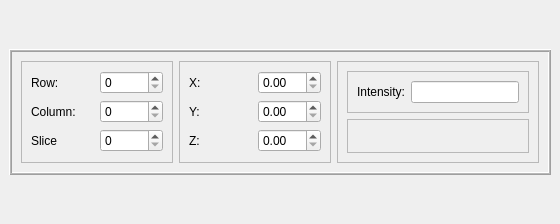
Qt form forms/voxelInformationWidget.ui (isis-group/vast) before a commit.
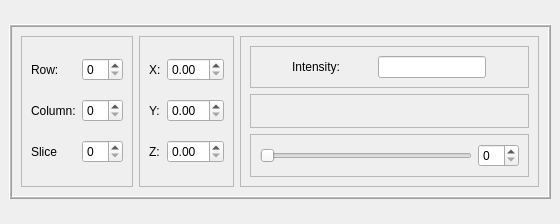
The same form after that commit.

```diff
--- a/forms/voxelInformationWidget.ui
+++ b/forms/voxelInformationWidget.ui
@@ -247,6 +247,28 @@
            </layout>
           </widget>
          </item>
+         <item>
+          <widget class="QFrame" name="timeStepFrame">
+           <property name="frameShape">
+            <enum>QFrame::StyledPanel</enum>
+           </property>
+           <property name="frameShadow">
+            <enum>QFrame::Raised</enum>
+           </property>
+           <layout class="QHBoxLayout" name="horizontalLayout_5">
+            <item>
+             <widget class="QSlider" name="timestepSlider">
+              <property name="orientation">
+               <enum>Qt::Horizontal</enum>
+              </property>
+             </widget>
+            </item>
+            <item>
+             <widget class="QSpinBox" name="timestepSpinBox"/>
+            </item>
+           </layout>
+          </widget>
+         </item>
         </layout>
        </widget>
       </item>
```
